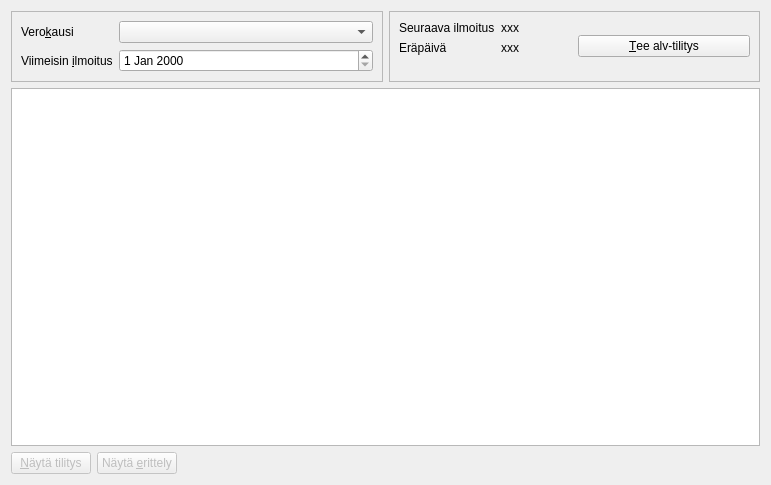
The window that kitupiikki/maaritys/arvonlisavero.ui (artoh/kitupiikki) describes before a commit, drawn with Qt 5.
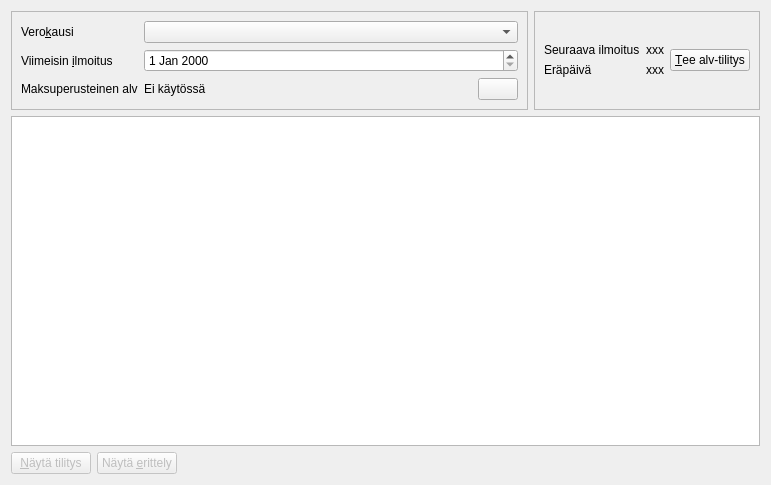
The same window after the commit. Icons and pictures are not drawn.

What changed in the file:
```diff
--- a/kitupiikki/maaritys/arvonlisavero.ui
+++ b/kitupiikki/maaritys/arvonlisavero.ui
@@ -13,9 +13,9 @@
   <property name="windowTitle">
    <string>Form</string>
   </property>
-  <layout class="QVBoxLayout" name="verticalLayout">
+  <layout class="QVBoxLayout" name="verticalLayout_3">
    <item>
-    <layout class="QHBoxLayout" name="horizontalLayout_2">
+    <layout class="QHBoxLayout" name="horizontalLayout_7">
      <item>
       <widget class="QFrame" name="frame">
        <property name="frameShape">
@@ -24,6 +24,8 @@
        <property name="frameShadow">
         <enum>QFrame::Raised</enum>
        </property>
+       <layout class="QVBoxLayout" name="verticalLayout">
+        <item>
        <layout class="QFormLayout" name="formLayout_2">
         <item row="0" column="0">
          <widget class="QLabel" name="label">
@@ -51,6 +53,37 @@
         <item row="1" column="1">
          <widget class="QDateEdit" name="viimeisinEdit"/>
         </item>
+          <item row="2" column="0">
+           <widget class="QLabel" name="label_4">
+            <property name="text">
+             <string>Maksuperusteinen alv</string>
+            </property>
+           </widget>
+          </item>
+          <item row="2" column="1">
+           <layout class="QHBoxLayout" name="horizontalLayout" stretch="1,0">
+            <item>
+             <widget class="QLabel" name="maksuAlv">
+              <property name="text">
+               <string>Ei käytössä</string>
+              </property>
+             </widget>
+            </item>
+            <item>
+             <widget class="QPushButton" name="pushButton">
+              <property name="text">
+               <string/>
+              </property>
+              <property name="icon">
+               <iconset resource="../pic/pic.qrc">
+                <normaloff>:/pic/ratas.png</normaloff>:/pic/ratas.png</iconset>
+              </property>
+             </widget>
+            </item>
+           </layout>
+          </item>
+         </layout>
+        </item>
        </layout>
       </widget>
      </item>
@@ -62,7 +95,9 @@
        <property name="frameShadow">
         <enum>QFrame::Raised</enum>
        </property>
-       <layout class="QHBoxLayout" name="horizontalLayout">
+       <layout class="QVBoxLayout" name="verticalLayout_2">
+        <item>
+         <layout class="QHBoxLayout" name="horizontalLayout_6">
         <item>
          <layout class="QFormLayout" name="formLayout">
           <item row="0" column="0">
@@ -106,6 +141,8 @@
          </widget>
         </item>
        </layout>
+        </item>
+       </layout>
       </widget>
      </item>
     </layout>
```
Left out of the diff: 18 changed lines with no effect on the pictures. Lines whose indentation alone changed are shown as unchanged.
